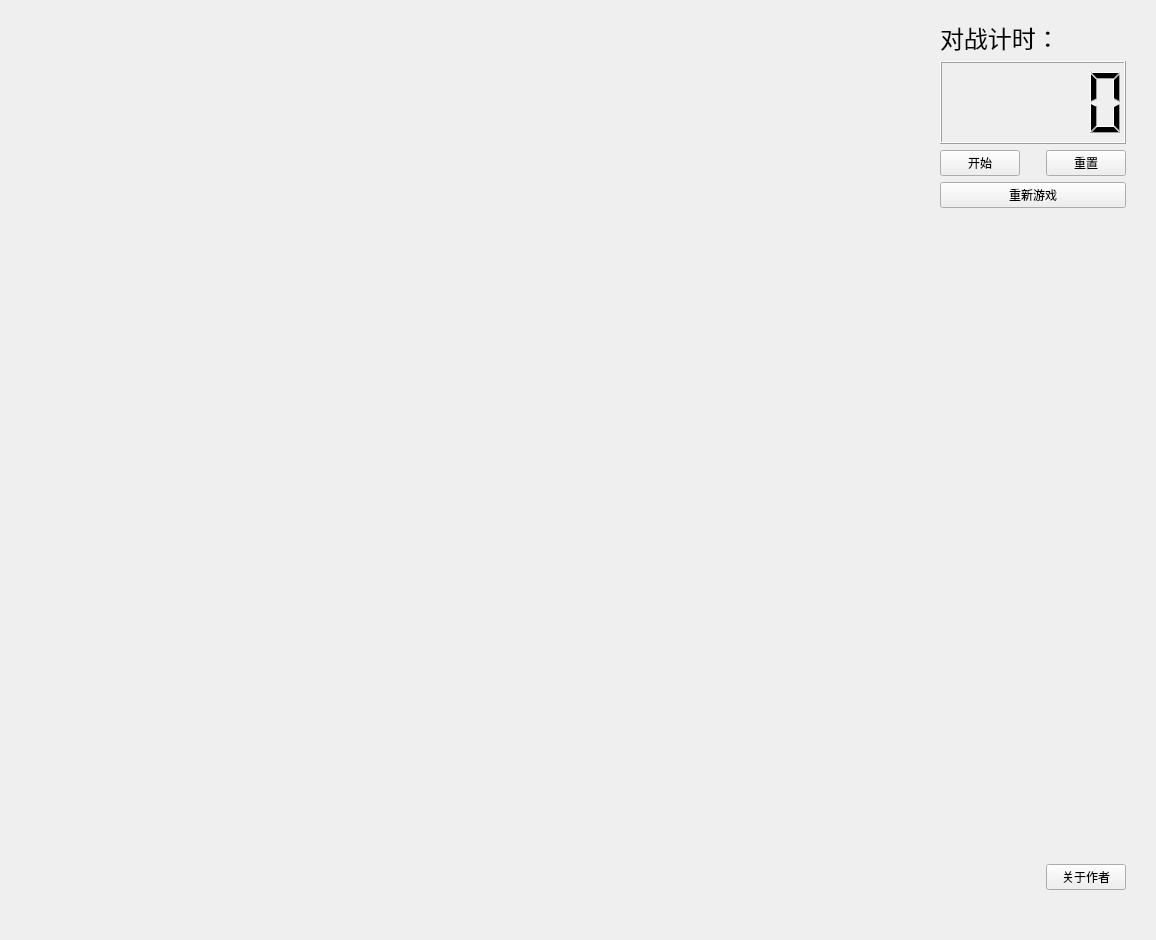
Above: Mine/ChessBoard.ui from ValiantDiligent/ChineseDarkChess before the change. Below: the same form after it.
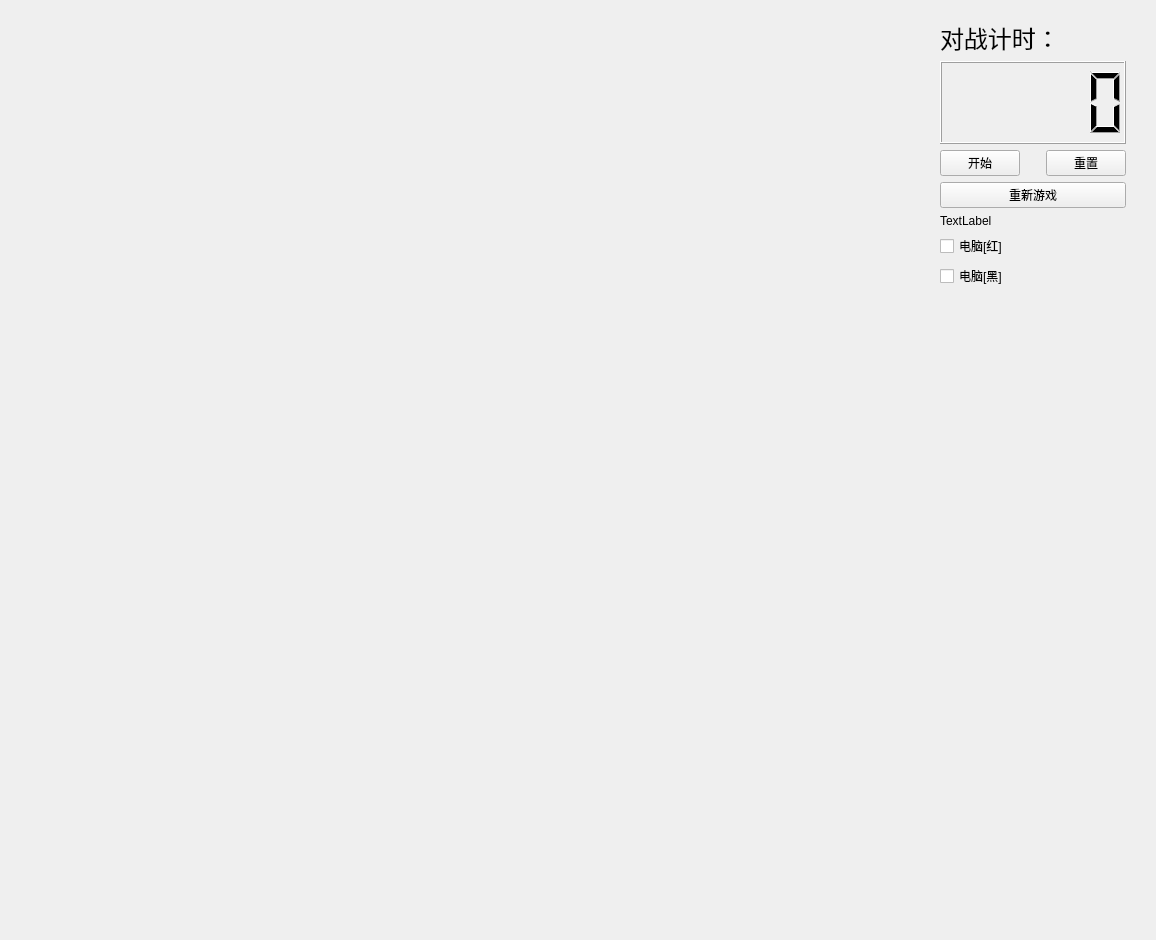
That is the form after the change. Icons and pictures are not drawn.

```diff
--- a/Mine/ChessBoard.ui
+++ b/Mine/ChessBoard.ui
@@ -150,6 +150,30 @@
          </property>
         </widget>
        </item>
+       <item>
+        <widget class="QLabel" name="label_3">
+         <property name="text">
+          <string>TextLabel</string>
+         </property>
+        </widget>
+       </item>
+       <item>
+        <widget class="QCheckBox" name="rCheckBox">
+         <property name="text">
+          <string>电脑[红]</string>
+         </property>
+         <property name="tristate">
+          <bool>false</bool>
+         </property>
+        </widget>
+       </item>
+       <item>
+        <widget class="QCheckBox" name="bCheckBox">
+         <property name="text">
+          <string>电脑[黑]</string>
+         </property>
+        </widget>
+       </item>
        <item>
         <spacer name="verticalSpacer">
          <property name="orientation">
@@ -181,19 +205,6 @@
            </property>
           </spacer>
          </item>
-         <item>
-          <widget class="QPushButton" name="pushButton_about">
-           <property name="sizePolicy">
-            <sizepolicy hsizetype="Minimum" vsizetype="Preferred">
-             <horstretch>0</horstretch>
-             <verstretch>0</verstretch>
-            </sizepolicy>
-           </property>
-           <property name="text">
-            <string>关于作者</string>
-           </property>
-          </widget>
-         </item>
         </layout>
        </item>
       </layout>
```
Left out of the diff: 2 changed lines with no effect on the pictures.
